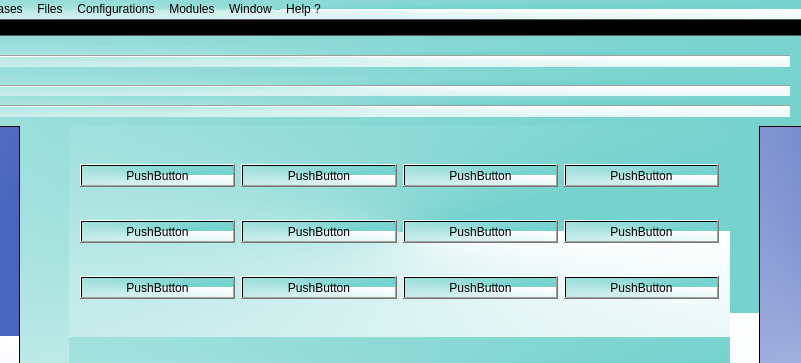
This is mainwindow.ui in chidelmun/SNI as Qt 5 draws it before an edit; both pictures show x 251 to 1052 and y 0 to 363 of the 1052 by 614 pixel window. The edited form follows.
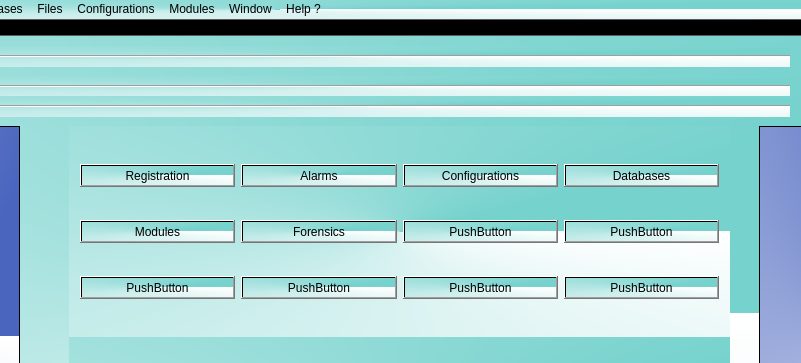
This is the edited form.

Commit message: Changed Button IDs

The edit to the form file:
```diff
--- a/mainwindow.ui
+++ b/mainwindow.ui
@@ -216,42 +216,42 @@
      <item row="0" column="0">
       <widget class="QPushButton" name="pushButton">
        <property name="text">
-        <string>PushButton</string>
+        <string>Registration</string>
        </property>
       </widget>
      </item>
      <item row="0" column="1">
       <widget class="QPushButton" name="pushButton_3">
        <property name="text">
-        <string>PushButton</string>
+        <string>Alarms</string>
        </property>
       </widget>
      </item>
      <item row="0" column="2">
       <widget class="QPushButton" name="pushButton_8">
        <property name="text">
-        <string>PushButton</string>
+        <string>Configurations</string>
        </property>
       </widget>
      </item>
      <item row="0" column="3">
       <widget class="QPushButton" name="pushButton_7">
        <property name="text">
-        <string>PushButton</string>
+        <string>Databases</string>
        </property>
       </widget>
      </item>
      <item row="1" column="0">
       <widget class="QPushButton" name="pushButton_2">
        <property name="text">
-        <string>PushButton</string>
+        <string>Modules</string>
        </property>
       </widget>
      </item>
      <item row="1" column="1">
       <widget class="QPushButton" name="pushButton_4">
        <property name="text">
-        <string>PushButton</string>
+        <string>Forensics</string>
        </property>
       </widget>
      </item>
```
